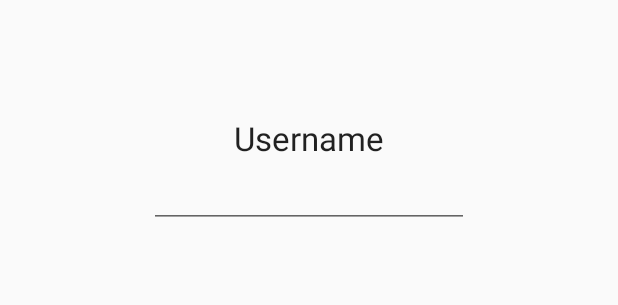
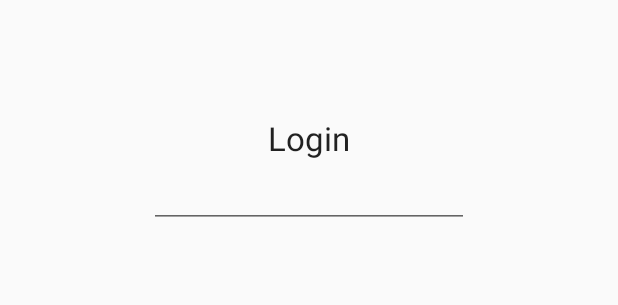
Before and after one commit to Miroko/InstantMessenger_Parse_SinchSDK, an Android app: the layout activity_login.xml on its own in the app's theme, with its tools: preview values and no code run, on a phone screen of 412 x 824 dp. Shown: the top 305 px of the screen. Run offline under Robolectric (Android 15) with nearby library versions, the phone set to English and light mode, and no system bars.

Commit message:
login layout

```diff
--- a/app/src/main/res/layout/activity_login.xml
+++ b/app/src/main/res/layout/activity_login.xml
@@ -8,20 +8,20 @@
     <Button
         android:layout_width="wrap_content"
         android:layout_height="wrap_content"
-        android:text="Login"
-        android:id="@+id/loginButton"
-        android:layout_alignTop="@+id/loginRegister"
-        android:layout_alignRight="@+id/loginPassword"
-        android:layout_alignEnd="@+id/loginPassword" />
+        android:text="@string/login_button"
+        android:id="@+id/loginButtonLogin"
+        android:layout_alignTop="@+id/loginButtonRegister"
+        android:layout_alignRight="@+id/loginFieldPassword"
+        android:layout_alignEnd="@+id/loginFieldPassword" />
 
     <Button
         android:layout_width="wrap_content"
         android:layout_height="wrap_content"
-        android:text="Register"
-        android:id="@+id/loginRegister"
-        android:layout_below="@+id/loginPassword"
-        android:layout_alignLeft="@+id/loginPassword"
-        android:layout_alignStart="@+id/loginPassword"
+        android:text="@string/register_button"
+        android:id="@+id/loginButtonRegister"
+        android:layout_below="@+id/loginFieldPassword"
+        android:layout_alignLeft="@+id/loginFieldPassword"
+        android:layout_alignStart="@+id/loginFieldPassword"
         android:layout_marginTop="46dp" />
 
     <EditText
@@ -29,46 +29,46 @@
         android:layout_height="wrap_content"
         android:inputType="textPassword"
         android:ems="10"
-        android:id="@+id/loginPassword"
-        android:layout_below="@+id/loginPasswordStatic"
-        android:layout_alignLeft="@+id/loginUsername" />
+        android:id="@+id/loginFieldPassword"
+        android:layout_below="@+id/loginFieldTitlePassword"
+        android:layout_alignLeft="@+id/loginFieldUsername" />
 
     <EditText
         android:layout_width="wrap_content"
         android:layout_height="wrap_content"
         android:inputType="textPersonName"
         android:ems="10"
-        android:id="@+id/loginUsername"
+        android:id="@+id/loginFieldUsername"
         android:editable="false"
-        android:layout_below="@+id/loginUsernameStatic"
+        android:layout_below="@+id/loginFieldTitleUsername"
         android:layout_centerHorizontal="true" />
 
     <TextView
         android:layout_width="wrap_content"
         android:layout_height="wrap_content"
         android:textAppearance="?android:attr/textAppearanceLarge"
-        android:text="Username"
-        android:id="@+id/loginUsernameStatic"
+        android:text="@string/login_field_title"
+        android:id="@+id/loginFieldTitleUsername"
         android:gravity="center_horizontal"
         android:layout_alignParentTop="true"
-        android:layout_alignLeft="@+id/loginUsername"
-        android:layout_alignStart="@+id/loginUsername"
+        android:layout_alignLeft="@+id/loginFieldUsername"
+        android:layout_alignStart="@+id/loginFieldUsername"
         android:layout_marginTop="61dp"
-        android:layout_alignRight="@+id/loginUsername"
-        android:layout_alignEnd="@+id/loginUsername" />
+        android:layout_alignRight="@+id/loginFieldUsername"
+        android:layout_alignEnd="@+id/loginFieldUsername" />
 
     <TextView
         android:layout_width="wrap_content"
         android:layout_height="wrap_content"
         android:textAppearance="?android:attr/textAppearanceLarge"
-        android:text="Password"
-        android:id="@+id/loginPasswordStatic"
-        android:layout_below="@+id/loginUsername"
-        android:layout_alignLeft="@+id/loginUsername"
-        android:layout_alignStart="@+id/loginUsername"
+        android:text="@string/password_field_title"
+        android:id="@+id/loginFieldTitlePassword"
+        android:layout_below="@+id/loginFieldUsername"
+        android:layout_alignLeft="@+id/loginFieldUsername"
+        android:layout_alignStart="@+id/loginFieldUsername"
         android:layout_marginTop="46dp"
         android:gravity="center_horizontal"
-        android:layout_alignRight="@+id/loginPassword"
-        android:layout_alignEnd="@+id/loginPassword" />
+        android:layout_alignRight="@+id/loginFieldPassword"
+        android:layout_alignEnd="@+id/loginFieldPassword" />
 
 </RelativeLayout>
--- a/app/src/main/res/menu/menu_main.xml
+++ b/app/src/main/res/menu/menu_main.xml
@@ -5,7 +5,9 @@
 
     <item android:id="@+id/action_conversations" android:title="@string/action_conversations"
         app:showAsAction="always|withText"/>
-    <item android:id="@+id/actions_contacts" android:title="@string/action_contacts"
+    <item android:id="@+id/action_contacts" android:title="@string/action_contacts"
         app:showAsAction="always|withText"/>
+    <item android:id="@+id/action_signout" android:title="@string/action_signout"
+        app:showAsAction="never"/>
 
 </menu>
--- a/app/src/main/res/values/strings.xml
+++ b/app/src/main/res/values/strings.xml
@@ -6,7 +6,15 @@
     <string name="action_contacts">Contacts</string>
     <string name="title_activity_messaging">MessagingActivity</string>
 
-    <string name="hello_world">Hello world!</string>
     <string name="action_settings">Settings</string>
 
+    // Menu
+    <string name="action_signout">Sign out</string>
+
+    // Login
+    <string name="login_button">Login</string>
+    <string name="register_button">Register</string>
+    <string name="login_field_title">Login</string>
+    <string name="password_field_title">Password</string>
+
 </resources>
```
